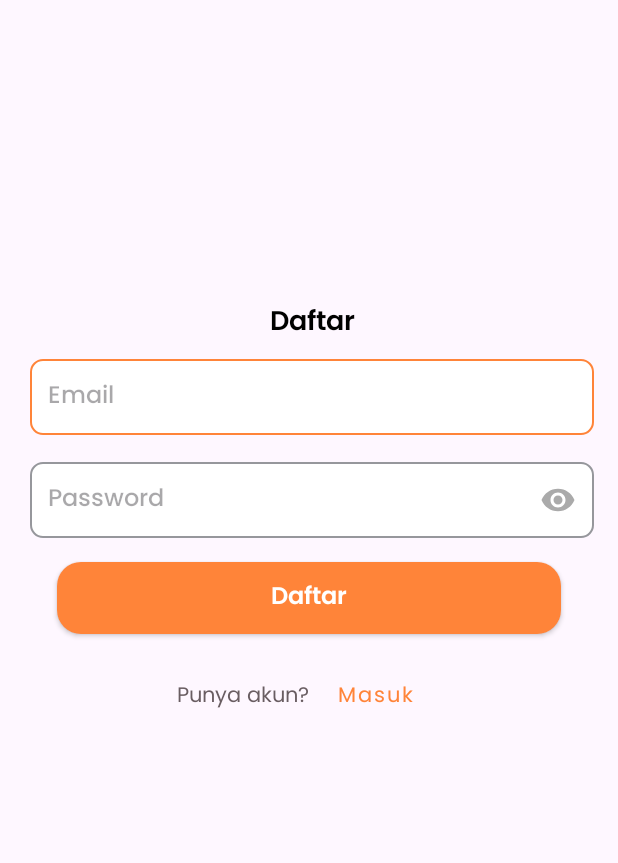
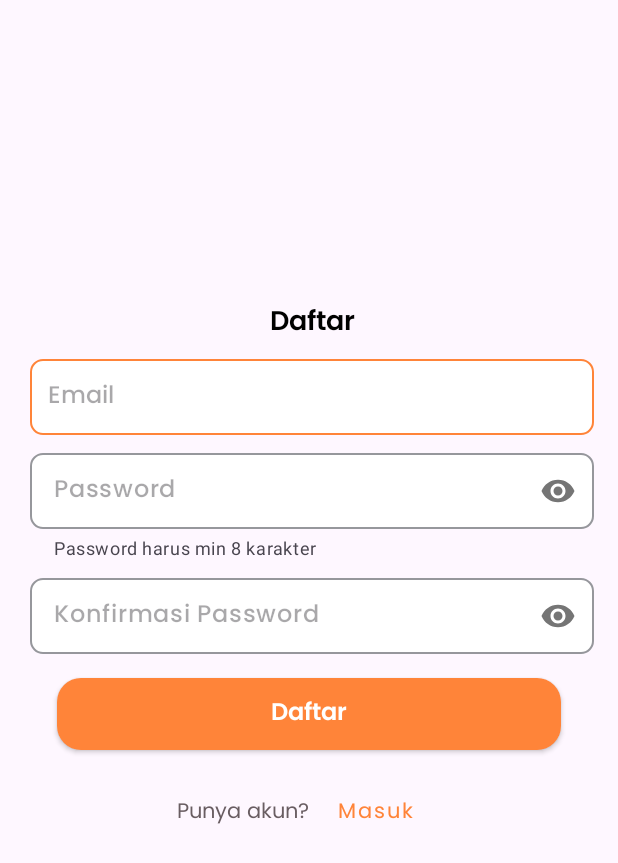
Before and after one commit to kyhchn/joyjourney, an Android app: the SignupActivity screen opened directly, with no data from a screen before it, on a phone screen of 412 x 824 dp. Shown: the top 863 px of the screen. Run offline under Robolectric (Android 15) with nearby library versions, the phone set to English and light mode, and no system bars; our stand-ins replace Firebase (no records; nobody signed in at launch, a user with empty details on screens opened directly).

Commit message:
do some refactor

```diff
--- a/app/src/main/java/com/example/joyjourney/admin/PesananAdapter.java
+++ b/app/src/main/java/com/example/joyjourney/admin/PesananAdapter.java
@@ -33,7 +33,6 @@ public class PesananAdapter extends RecyclerView.Adapter<PesananAdapter.Holder>
         }
         this.listPesanan = listPesanan;
         this.context = context;
-        this.resource = R.layout.pesanan_item_layout;
         this.onItemClickListener = onItemClickListener;
     }
 
--- a/app/src/main/java/com/example/joyjourney/login/LoginActivity.java
+++ b/app/src/main/java/com/example/joyjourney/login/LoginActivity.java
@@ -5,6 +5,10 @@ import androidx.lifecycle.ViewModelProvider;
 
 import android.content.Intent;
 import android.os.Bundle;
+import android.text.InputType;
+import android.view.MotionEvent;
+import android.view.View;
+import android.widget.EditText;
 import android.widget.Toast;
 
 import com.example.joyjourney.MainActivity;
--- a/app/src/main/java/com/example/joyjourney/signup/SignupActivity.java
+++ b/app/src/main/java/com/example/joyjourney/signup/SignupActivity.java
@@ -35,6 +35,12 @@ public class SignupActivity extends AppCompatActivity {
         binding.daftarButton.setOnClickListener(v -> {
             String email = binding.emailEditText.getText().toString();
             String password = binding.passwordEditText.getText().toString();
+            String passwordConfirrmation = binding.passwordConfirmation.getEditText().getText().toString();
+
+            if(!password.equals(passwordConfirrmation)){
+                Toast.makeText(this, "Password tidak sama", Toast.LENGTH_SHORT).show();
+                return;
+            }
             if(Utils.isValidEmail(email)){
                 viewModel.registerUser(email, password);
             }else{
--- a/app/src/main/res/layout/activity_register.xml
+++ b/app/src/main/res/layout/activity_register.xml
@@ -75,6 +75,7 @@
         <com.google.android.material.textfield.TextInputEditText
             android:padding="8dp"
             android:minHeight="43dp"
+            android:inputType="numberSigned"
             android:layout_width="match_parent"
             android:layout_height="wrap_content"
             />
--- a/app/src/main/res/layout/activity_signup.xml
+++ b/app/src/main/res/layout/activity_signup.xml
@@ -1,10 +1,16 @@
 <?xml version="1.0" encoding="utf-8"?>
-<androidx.constraintlayout.widget.ConstraintLayout xmlns:android="http://schemas.android.com/apk/res/android"
+<ScrollView
+    xmlns:android="http://schemas.android.com/apk/res/android"
     xmlns:app="http://schemas.android.com/apk/res-auto"
     xmlns:tools="http://schemas.android.com/tools"
     android:layout_width="match_parent"
+    android:scrollbars="none"
     android:layout_height="match_parent"
     tools:context=".login.LoginActivity">
+
+    <androidx.constraintlayout.widget.ConstraintLayout
+        android:layout_width="match_parent"
+        android:layout_height="wrap_content">
 
         <androidx.constraintlayout.widget.Guideline
             android:id="@+id/guideline"
@@ -53,24 +59,57 @@
             android:hint="Email"
             android:inputType="textEmailAddress"/>
 
+        <com.google.android.material.textfield.TextInputLayout
+            android:layout_width="0dp"
+            android:layout_marginTop="12dp"
+            android:id="@+id/passwordLayout"
+            app:hintEnabled="false"
+            app:passwordToggleEnabled="true"
+            app:layout_constraintEnd_toStartOf="@+id/guideline3"
+            app:layout_constraintStart_toStartOf="@+id/guideline"
+            app:layout_constraintTop_toBottomOf="@+id/emailEditText"
+            app:helperText="Password harus min 8 karakter"
+            android:layout_height="wrap_content">
             <EditText
                 android:layout_marginTop="18dp"
                 android:background="@drawable/custom_input"
                 android:id="@+id/passwordEditText"
-        app:layout_constraintEnd_toStartOf="@+id/guideline3"
-        app:layout_constraintStart_toStartOf="@+id/guideline"
-        app:layout_constraintTop_toBottomOf="@+id/emailEditText"
-        android:layout_width="0dp"
+                android:layout_width="match_parent"
                 android:padding="12dp"
                 android:layout_height="wrap_content"
                 android:ems="10"
                 android:textStyle="normal"
-        android:drawableRight="@drawable/ic_visibility_24"
                 android:fontFamily="@font/poppins_medium"
                 android:textColor="#61646B"
                 android:textSize="16sp"
                 android:hint="Password"
                 android:inputType="textPassword"/>
+        </com.google.android.material.textfield.TextInputLayout>
+        <com.google.android.material.textfield.TextInputLayout
+            android:layout_width="0dp"
+            android:layout_marginTop="12dp"
+            android:id="@+id/passwordConfirmation"
+            app:hintEnabled="false"
+            app:passwordToggleEnabled="true"
+            app:layout_constraintEnd_toStartOf="@+id/guideline3"
+            app:layout_constraintStart_toStartOf="@+id/guideline"
+            app:layout_constraintTop_toBottomOf="@+id/passwordLayout"
+            android:layout_height="wrap_content">
+            <EditText
+                android:layout_marginTop="18dp"
+                android:background="@drawable/custom_input"
+                android:id="@+id/passwordConfirmationEditText"
+                android:layout_width="match_parent"
+                android:padding="12dp"
+                android:layout_height="wrap_content"
+                android:ems="10"
+                android:textStyle="normal"
+                android:fontFamily="@font/poppins_medium"
+                android:textColor="#61646B"
+                android:textSize="16sp"
+                android:hint="Konfirmasi Password"
+                android:inputType="textPassword"/>
+        </com.google.android.material.textfield.TextInputLayout>
 
         <androidx.appcompat.widget.AppCompatButton
             android:layout_width="match_parent"
@@ -85,7 +124,7 @@
             android:text="Daftar"
             app:layout_constraintEnd_toStartOf="@+id/guideline3"
             app:layout_constraintStart_toStartOf="@+id/guideline"
-        app:layout_constraintTop_toBottomOf="@+id/passwordEditText"
+            app:layout_constraintTop_toBottomOf="@+id/passwordConfirmation"
             android:textColor="@color/white"
             android:textAllCaps="false"/>
         <LinearLayout
@@ -116,5 +155,5 @@
                 />
         </LinearLayout>
 
-
     </androidx.constraintlayout.widget.ConstraintLayout>
+</ScrollView>
--- a/app/src/main/res/layout/user_pesanan_item_layout.xml
+++ b/app/src/main/res/layout/user_pesanan_item_layout.xml
@@ -13,14 +13,14 @@
     <com.google.android.material.card.MaterialCardView
         android:layout_width="90dp"
         android:layout_gravity="center"
-        android:innerRadius="0dp"
         android:layout_marginRight="12dp"
-        app:cardCornerRadius="4dp"
+        app:cardCornerRadius="10dp"
         app:strokeColor="@color/white"
         android:shape="ring"
         android:layout_height="90dp">
         <ImageView
             android:id="@+id/cardImageIV"
+            android:scaleType="fitXY"
             android:layout_width="match_parent"
             android:layout_height="match_parent" />
     </com.google.android.material.card.MaterialCardView>
```
Also changed, not shown: app/src/main/java/com/example/joyjourney/user/UserRiwayatFragment.java (+16 -1 lines), app/src/main/java/com/example/joyjourney/user/wahanadetail/DetailWisataActivity.java (+11 -5 lines), app/src/main/res/layout/activity_detail_wisata.xml (+14 -0 lines), app/src/main/res/layout/activity_login.xml (+32 -18 lines), app/src/main/res/drawable/map_illustration.png (added). Lines whose indentation alone changed are shown as unchanged.
